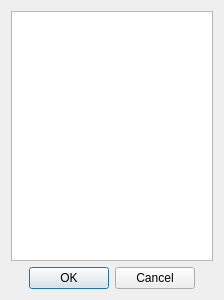
Qt form UI-Qt/QXFontCollectionDialog.ui (frinkr/FontViewer) before a commit.
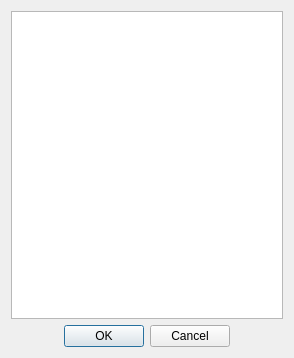
The same form after that commit.

```diff
--- a/UI-Qt/QXFontCollectionDialog.ui
+++ b/UI-Qt/QXFontCollectionDialog.ui
@@ -6,8 +6,8 @@
    <rect>
     <x>0</x>
     <y>0</y>
-    <width>224</width>
-    <height>300</height>
+    <width>294</width>
+    <height>358</height>
    </rect>
   </property>
   <property name="windowTitle">
```
